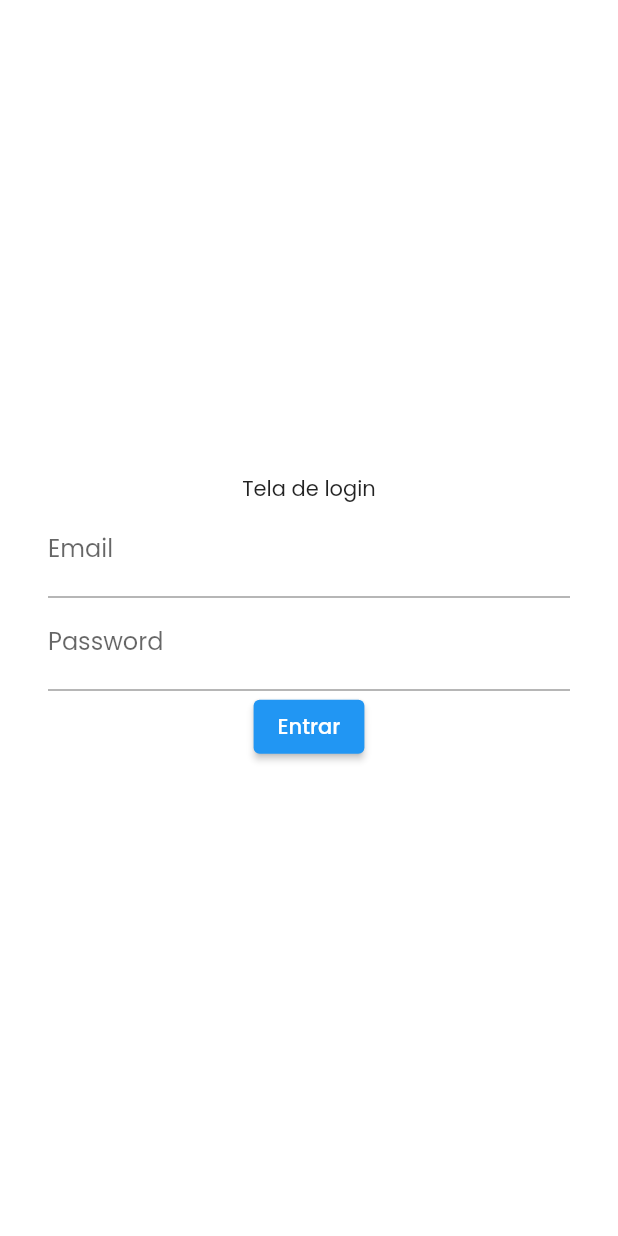
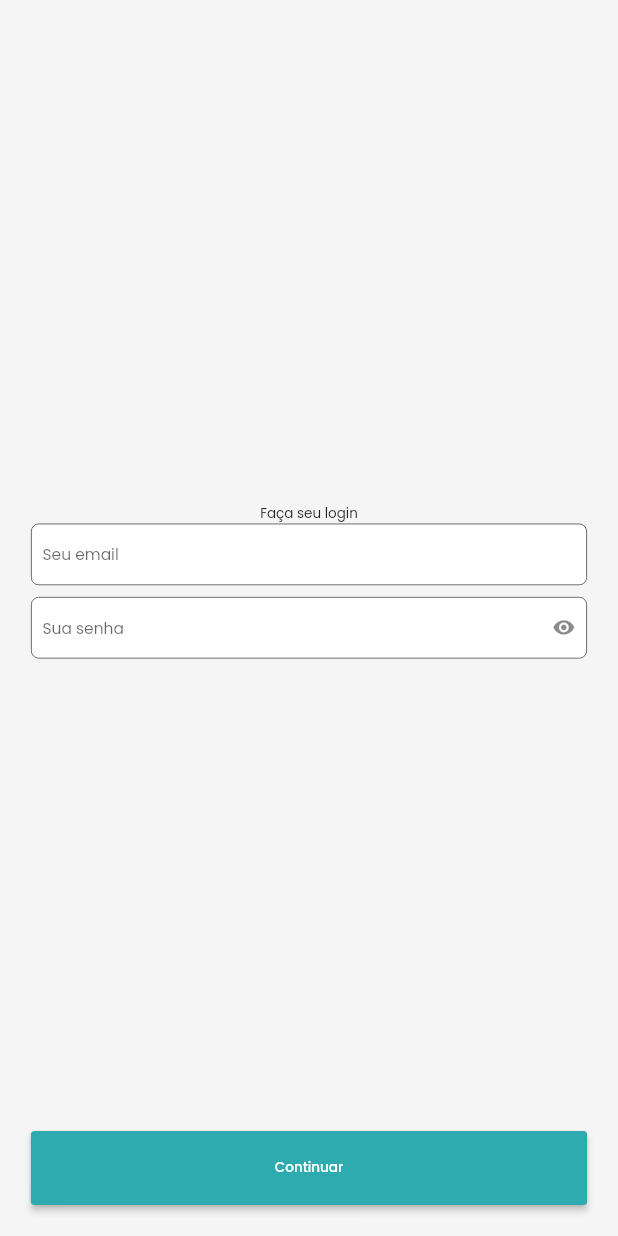
Before and after one commit to lmtsufape/appufape-v2, a Flutter app: the screen it shows after launch, on a phone screen of 412 x 824 dp. Run offline on Flutter 3.47's test engine with Material 2 defaults, Android fonts, the phone set to English and light mode, and no system bars; our stand-ins replace device_preview, dio, google_fonts, responsive_framework.

Commit message:
Adicionando os templates corretos

```diff
--- a/lib/app.dart
+++ b/lib/app.dart
@@ -1,4 +1,6 @@
+import 'package:device_preview/device_preview.dart';
 import 'package:flutter/material.dart';
+import 'package:responsive_framework/responsive_wrapper.dart';
 import 'package:thunderapp/screens/screens_index.dart';
 import 'package:thunderapp/shared/constants/app_theme.dart';
 
@@ -12,6 +14,23 @@ class App extends StatelessWidget {
   @override
   Widget build(BuildContext context) {
     return MaterialApp(
+      useInheritedMediaQuery: true,
+      locale: DevicePreview.locale(context),
+      builder:(context, child) {
+        return DevicePreview.appBuilder(context,
+        ResponsiveWrapper.builder(
+          child,
+          minWidth: 640,
+          maxWidth: 1980,
+          defaultScale: true,
+          breakpoints: const[
+            ResponsiveBreakpoint.resize(480, name: MOBILE),
+            ResponsiveBreakpoint.resize(768, name: TABLET),
+            ResponsiveBreakpoint.resize(1024, name: DESKTOP),
+          ]
+        )
+        );
+      },
       debugShowCheckedModeBanner: false,
       home: const SplashScreen(),
       theme: AppTheme.getLightTheme(),
--- /dev/null
+++ b/lib/components/buttons/primary_button.dart
@@ -0,0 +1,22 @@
+import 'package:flutter/material.dart';
+import 'package:thunderapp/shared/constants/style_constants.dart';
+
+class PrimaryButton extends StatelessWidget {
+  const PrimaryButton({Key? key, required this.text, required this.onPressed}) : super(key: key);
+  final String text;
+  final Function onPressed;
+  @override
+  Widget build(BuildContext context) {
+      return SizedBox(
+        width: MediaQuery.of(context).size.width,
+        height: MediaQuery.of(context).size.height * 0.06,
+        child: ElevatedButton(
+          style: ElevatedButton.styleFrom(
+            primary: kPrimaryColor
+          ),
+          onPressed: () => onPressed(),
+          child: Text(text),
+        ),
+      );
+  }
+}
--- /dev/null
+++ b/lib/components/forms/custom_text_form_field.dart
@@ -0,0 +1,56 @@
+import 'package:flutter/material.dart';
+import 'package:flutter/src/foundation/key.dart';
+import 'package:flutter/src/widgets/framework.dart';
+import 'package:thunderapp/shared/constants/app_number_constants.dart';
+
+class CustomTextFormField extends StatefulWidget {
+  const CustomTextFormField({Key? key,  this.label, this.controller, this.keyboardType,  this.hintText, this.isPassword}) : super(key: key);
+  final String? label;
+  final String? hintText;
+  final TextEditingController? controller;
+  final TextInputType? keyboardType;
+  final bool? isPassword;
+
+  @override
+  State<CustomTextFormField> createState() => _CustomTextFormFieldState();
+}
+
+class _CustomTextFormFieldState extends State<CustomTextFormField> {
+   bool _obscureText = false;
+   @override
+  void initState() {
+    if(widget.isPassword != null) {
+      _obscureText = widget.isPassword!;
+    }
+    super.initState();
+  }
+   void _toggleVisibility() {
+      setState(() {
+        _obscureText = !_obscureText;
+      });
+    }
+  @override
+  Widget build(BuildContext context) {
+
+    return SizedBox(
+      child: TextFormField(
+        obscureText: _obscureText,
+        decoration: InputDecoration(
+          border: OutlineInputBorder(
+            borderRadius: BorderRadius.circular(kDefaultBorderRadius),
+          ),
+          labelText: widget.label,
+          filled: true,
+          fillColor: Colors.white,
+          hintText: widget.hintText,
+          suffixIcon: widget.isPassword == true ? InkWell(
+            onTap: () => _toggleVisibility(),
+            child: Icon(
+              _obscureText ? Icons.visibility : Icons.visibility_off,
+             ),
+          ) : null,
+        ),
+      ),
+    );
+  }
+}
--- a/lib/main.dart
+++ b/lib/main.dart
@@ -1,3 +1,4 @@
+import 'package:device_preview/device_preview.dart';
 import 'package:flutter/cupertino.dart';
 import 'package:logging/logging.dart';
 import 'package:provider/provider.dart';
@@ -16,5 +17,7 @@ main() {
     ChangeNotifierProvider(create: (_) => SelectedItem())
   ], child: const App());
 
-  runApp(const App());
+  runApp(DevicePreview(
+    enabled: true,
+    builder: (context) =>  const App()));
 }
--- a/lib/screens/signin/sign_in_controller.dart
+++ b/lib/screens/signin/sign_in_controller.dart
@@ -1,59 +1,41 @@
+
 import 'package:flutter/cupertino.dart';
 import 'package:flutter/material.dart';
 import 'package:thunderapp/screens/screens_index.dart';
-import 'package:thunderapp/screens/signin/sign_in_model.dart';
-import 'package:thunderapp/shared/core/api_client.dart';
+
+import 'sign_in_repository.dart';
 
 enum SignInStatus {
   done,
+  error,
+  loading,
   idle,
-  loading,
-  loaded,
-  error,
 }
 
 class SignInController with ChangeNotifier {
-  SignInStatus status = SignInStatus.idle;
-  final ApiClient _apiClient = ApiClient();
-  final BuildContext context;
-  String? _email = '';
-  String password = '';
-  String get email => _email!;
-  set email(String value) {
-    _email = value;
-    notifyListeners();
-  }
-
-  SignInController(this.context);
-  signIn() {
-    status = SignInStatus.loading;
-
-    ///Use the functions to treat the data, make refinements and validation
-    if (email.isNotEmpty &&
-        password.isNotEmpty &&
-        email == 'atalias.herculys@gmail.com' &&
-        password == '123456') {
-      //wait for the future and then return the result
-      _apiClient.signIn(email: email, password: password).then((response) {
-        if (response != null) {
-          status = SignInStatus.done;
-          Navigator.pushNamed(context, Screens.home);
-          notifyListeners();
-        } else {
-          //you should make a handler to treat this error
-          ScaffoldMessenger.of(context).showSnackBar(
-            const SnackBar(
-              content: Text('Erro ao fazer login, tente novamente.'),
-            ),
-          );
-          status = SignInStatus.error;
-          notifyListeners();
-        }
-      });
-    } else {
+  final SignInRepository _repository = SignInRepository();
+  String? email;
+  String? password;
+  final TextEditingController _emailController = TextEditingController();
+  final TextEditingController _passwordController = TextEditingController();
+  TextEditingController get emailController => _emailController;
+  TextEditingController get passwordController => _passwordController;
+var status = SignInStatus.idle;
+  void signIn(BuildContext context) async{
+    try {
+      _repository.signIn(
+        email: email!,
+        password: password!,
+        onSuccess: (){
+          print('success');
+          // status = SignInStatus.done;
+          // notifyListeners();
+          // Navigator.pushNamed(context, Screens.home);
+        },
+      );
+      status = SignInStatus.done;
+    } catch (e) {
       status = SignInStatus.error;
-      notifyListeners();
     }
-    notifyListeners();
   }
 }
--- a/lib/screens/signin/sign_in_model.dart
+++ /dev/null
@@ -1,6 +0,0 @@
-class SignInModel {
-  final String email;
-  final String password;
-
-  SignInModel(this.email, this.password);
-}
--- a/lib/screens/signin/sign_in_screen.dart
+++ b/lib/screens/signin/sign_in_screen.dart
@@ -1,30 +1,24 @@
 import 'package:flutter/material.dart';
-import 'package:flutter/src/foundation/key.dart';
-import 'package:flutter/src/widgets/framework.dart';
 import 'package:provider/provider.dart';
-import 'package:thunderapp/screens/screens_index.dart';
-import 'package:thunderapp/screens/signin/components/email_form.dart';
-import 'package:thunderapp/screens/signin/components/password_form.dart';
+import 'package:thunderapp/components/buttons/primary_button.dart';
+import 'package:thunderapp/components/forms/custom_text_form_field.dart';
+import 'package:thunderapp/components/utils/vertical_spacer_box.dart';
 import 'package:thunderapp/screens/signin/sign_in_controller.dart';
-import 'package:thunderapp/screens/signin/sign_in_model.dart';
 import 'package:thunderapp/shared/constants/app_number_constants.dart';
-import 'package:thunderapp/shared/constants/style_constants.dart';
-import 'package:thunderapp/shared/core/selected_item.dart';
+
+import '../../shared/constants/app_enums.dart';
 
 class SignInScreen extends StatelessWidget {
   const SignInScreen({Key? key}) : super(key: key);
 
   @override
   Widget build(BuildContext context) {
-    //**Here's an example of how you should use the provider */
     return MultiProvider(
         providers: [
-          ChangeNotifierProvider(create: (_) => SignInController(context)),
+          ChangeNotifierProvider(create: (_) => SignInController()),
         ],
         builder: (context, child) {
           return Consumer<SignInController>(
-            //**Now here we set the Consumer of we type it to use its methods. Its builder parameter takes three parameters
-            //a builder, a controller and a child. You should use the controller to allow the use of the class's methods */
             builder: (context, controller, child) => Scaffold(
               body: Padding(
                 padding: const EdgeInsets.all(kDefaultPadding),
@@ -32,16 +26,22 @@ class SignInScreen extends StatelessWidget {
                   mainAxisAlignment: MainAxisAlignment.center,
                   crossAxisAlignment: CrossAxisAlignment.center,
                   children: [
-                    const Text('Tela de login'),
-                    //*From here you can just call "controller." to get references to their methods */
-                    EmailForm(onChanged: (value) => controller.email = value),
-                    PasswordForm(
-                        onChanged: (value) => controller.password = value),
+                    const Spacer(),
+                    const Text('Faça seu login'),
+                    CustomTextFormField(
+                      hintText: 'Seu email',
+                      controller: controller.emailController,
+                    ),
+                    const VerticalSpacerBox(size: SpacerSize.small),
+                    CustomTextFormField(
+                      hintText: 'Sua senha',
+                      isPassword: true,
+                      controller: controller.passwordController,
+                    ),
+                    const Spacer(),
                     controller.status == SignInStatus.loading
                         ? const CircularProgressIndicator()
-                        : ElevatedButton(
-                            onPressed: () => controller.signIn(),
-                            child: const Text('Entrar'))
+                        : PrimaryButton(text: 'Continuar', onPressed: () => controller.signIn(context))
                   ],
                 ),
               ),
--- /dev/null
+++ b/lib/shared/constants/app_enums.dart
@@ -0,0 +1,7 @@
+enum SpacerSize {
+  tiny,
+  small,
+  medium,
+  large,
+  huge
+}
--- a/lib/shared/constants/app_number_constants.dart
+++ b/lib/shared/constants/app_number_constants.dart
@@ -1 +1,10 @@
-const kDefaultPadding = 32.0;
+const double kDefaultPadding = 32.0;
+
+
+const double kDefaultBorderRadius = 8.0;
+
+const double kTinySize = 8;
+const double kSmallSize = 12;
+const double kMediumSize = 16;
+const double kLargeSize = 24;
+const double kHugeSize = 32;
--- a/lib/shared/constants/app_theme.dart
+++ b/lib/shared/constants/app_theme.dart
@@ -4,7 +4,7 @@ import 'package:thunderapp/shared/constants/style_constants.dart';
 class AppTheme {
   static ThemeData getLightTheme() {
     return ThemeData(
-      scaffoldBackgroundColor: kPrimaryColor,
+      scaffoldBackgroundColor: kBackgroundColor,
       fontFamily: kDefaultFontFamily,
     );
   }
--- a/lib/shared/constants/style_constants.dart
+++ b/lib/shared/constants/style_constants.dart
@@ -8,6 +8,7 @@ import 'package:google_fonts/google_fonts.dart';
 /**FONT CONFIGURATION*/
 final kDefaultFontFamily = GoogleFonts.poppins().fontFamily;
 /**COLORS */
-const Color kPrimaryColor = Color.fromARGB(255, 255, 255, 255);
+const Color kPrimaryColor = Color.fromARGB(255, 46, 171, 175);
+const Color kBackgroundColor = Color(0xFFF5F5F5);
 const Color kSecondaryColor = Color(0xFF00A8C5);
 const Color kDetailColor = Color.fromARGB(255, 195, 78, 224);
--- a/pubspec.yaml
+++ b/pubspec.yaml
@@ -46,6 +46,7 @@ dependencies:
   path_provider: ^2.0.10
   logging: ^1.0.2
   google_fonts: ^3.0.1
+  device_preview: ^1.1.0
 
 dev_dependencies:
   flutter_test:
```
Also changed, not shown: lib/components/utils/horizontal_spacer_box.dart (added, +36 -0 lines), lib/components/utils/vertical_spacer_box.dart (added, +38 -0 lines), lib/screens/home/home_screen.dart (+1 -6 lines), lib/screens/signin/sign_in_repository.dart (added, +22 -0 lines), pubspec.lock.
